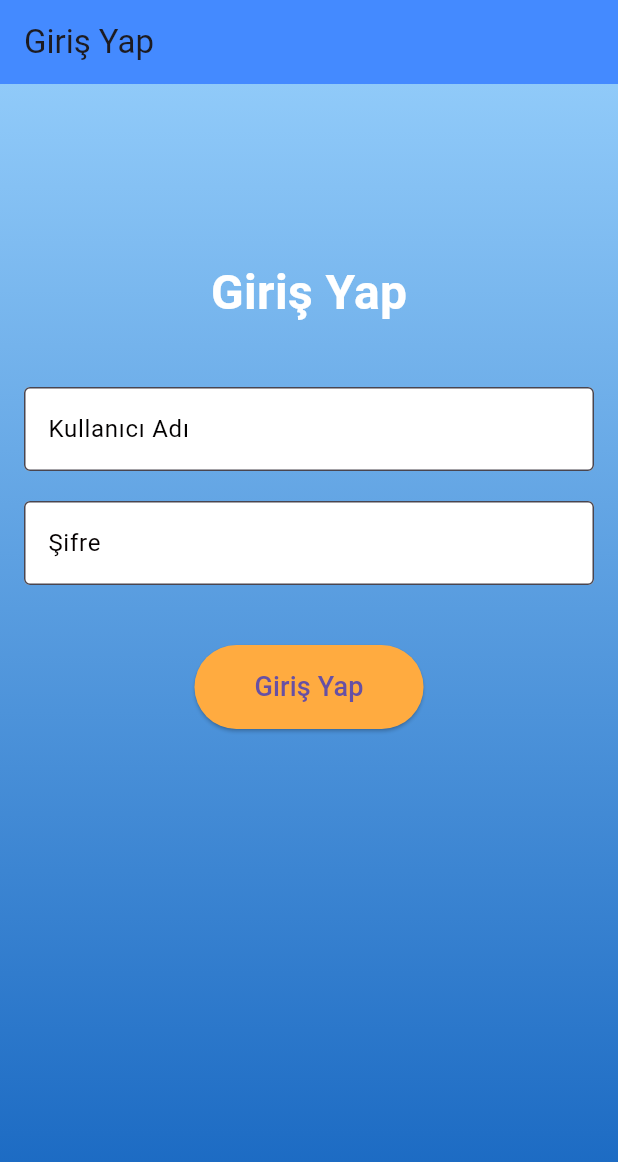
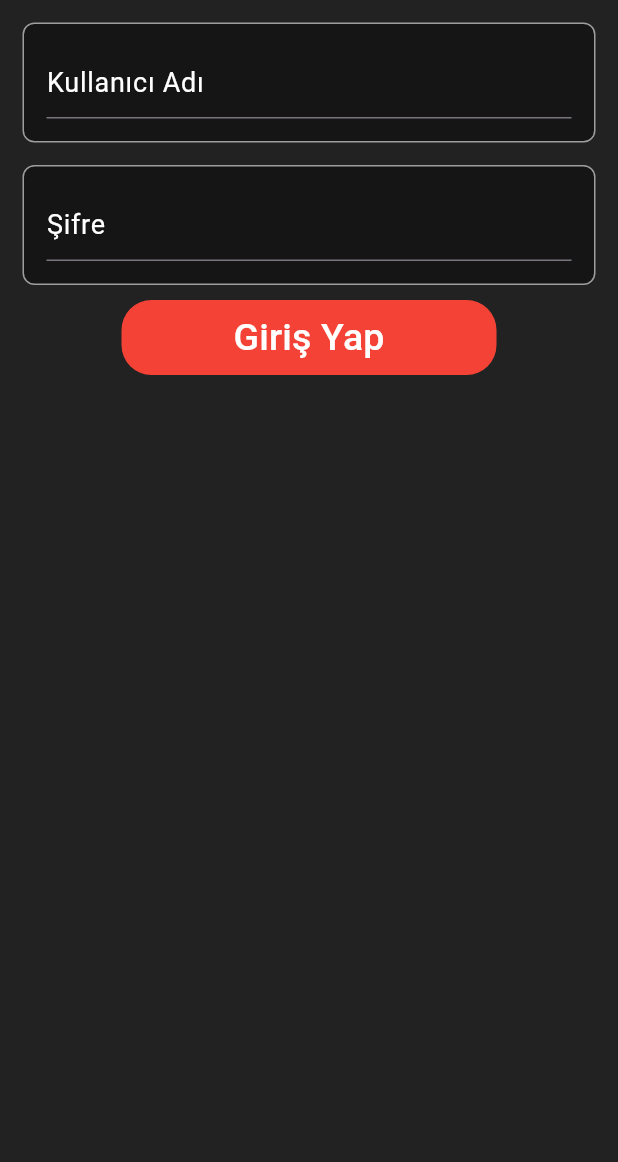
Before and after one commit to umutbaris00/Guncel-Medya, a Flutter app: the LoginScreen screen opened directly, on a phone screen of 412 x 824 dp. Shown: the top 1162 px of the screen. Run offline on Flutter 3.47's test engine with Material 3 defaults, Android fonts, the phone set to English and light mode, and no system bars; our stand-ins replace rive, shared_preferences; accounts and stored records are empty.

Commit message:
Giriş ekranı modernize edildi.

```diff
--- a/lib/screens/login_screen.dart
+++ b/lib/screens/login_screen.dart
@@ -1,144 +1,204 @@
 import 'package:flutter/material.dart';
+import 'package:flutter/services.dart';
+import 'package:rive/rive.dart';
 import 'package:shared_preferences/shared_preferences.dart';
 import 'home_screen.dart';
 
 class LoginScreen extends StatefulWidget {
+  const LoginScreen({super.key});
+
   @override
-  _LoginScreenState createState() => _LoginScreenState();
+  State<LoginScreen> createState() => _LoginScreenState();
 }
 
 class _LoginScreenState extends State<LoginScreen> {
-  final TextEditingController _usernameController = TextEditingController();
-  final TextEditingController _passwordController = TextEditingController();
+  var usernameController = TextEditingController();
+  var passController = TextEditingController();
 
-  String _language = 'tr';
-  late String loginTitle;
-  late String usernameLabel;
-  late String passwordLabel;
-  late String loginButton;
+  var animationLink = 'assets/animations/animated_login_screen.riv';
+  SMITrigger? failTrigger, successTrigger;
+  SMIBool? isHandsUp, isChecking;
+  SMINumber? lookNum;
+  StateMachineController? stateMachineController;
+  Artboard? artboard;
+
+  String _language = 'en';
 
   @override
   void initState() {
     super.initState();
-    _loadLanguageAndSetTexts();
+    _loadLanguagePreference();
+
+    RiveFile.initialize().then((_) async {
+      final value = await rootBundle.load(animationLink);
+      final file = RiveFile.import(value);
+      final art = file.mainArtboard;
+      stateMachineController =
+          StateMachineController.fromArtboard(art, "Login Machine");
+
+      if (stateMachineController != null) {
+        art.addController(stateMachineController!);
+
+        stateMachineController!.inputs.forEach((element) {
+          if (element.name == "isChecking") {
+            isChecking = element as SMIBool;
+          } else if (element.name == "isHandsUp") {
+            isHandsUp = element as SMIBool;
+          } else if (element.name == "trigSuccess") {
+            successTrigger = element as SMITrigger;
+          } else if (element.name == "trigFail") {
+            failTrigger = element as SMITrigger;
+          } else if (element.name == "numLook") {
+            lookNum = element as SMINumber;
+          }
+        });
+      }
+      setState(() => artboard = art);
+    });
   }
 
-  Future<void> _loadLanguageAndSetTexts() async {
+  Future<void> _loadLanguagePreference() async {
     SharedPreferences prefs = await SharedPreferences.getInstance();
+    setState(() {
       _language = prefs.getString('selectedLanguage') ?? 'tr';
-
-
-    if (_language == 'tr') {
-      loginTitle = 'Giriş Yap';
-      usernameLabel = 'Kullanıcı Adı';
-      passwordLabel = 'Şifre';
-      loginButton = 'Giriş Yap';
-    } else if (_language == 'en') {
-      loginTitle = 'Login';
-      usernameLabel = 'Username';
-      passwordLabel = 'Password';
-      loginButton = 'Log In';
-    }
-
-    setState(() {});
+    });
   }
 
   Future<void> _saveLoginAndProceed() async {
     SharedPreferences prefs = await SharedPreferences.getInstance();
-    await prefs.setString('username', _usernameController.text);
-    await prefs.setString('password', _passwordController.text);
-
+    await prefs.setString('username', usernameController.text);
+    await prefs.setString('password', passController.text);
 
     Navigator.pushReplacement(
       context,
       MaterialPageRoute(
-        builder: (context) => HomeScreen(username: _usernameController.text),
+        builder: (context) => HomeScreen(username: usernameController.text),
       ),
     );
   }
 
+  void lookAround() {
+    isChecking?.change(true);
+    isHandsUp?.change(false);
+    lookNum?.change(0);
+  }
+
+  void moveEyes(value) {
+    lookNum?.change(value.length.toDouble());
+  }
+
+  void handsUpOnEyes() {
+    isHandsUp?.change(true);
+    isChecking?.change(false);
+  }
+
+  void loginClick() {
+    isChecking?.change(false);
+    isHandsUp?.change(false);
+
+    successTrigger?.fire();
+    setState(() {});
+
+
+    Future.delayed(const Duration(seconds: 3), () {
+      _saveLoginAndProceed();
+    });
+
+
+
+
+  }
+
   @override
   Widget build(BuildContext context) {
+    final isTurkish = _language == 'tr';
+
     return Scaffold(
-      appBar: AppBar(
-        title: Text(loginTitle),
-        backgroundColor: Colors.blueAccent,
-        elevation: 0,
-      ),
       resizeToAvoidBottomInset: false,
-      body: Container(
-        width: double.infinity,
-        height: double.infinity,
-        decoration: BoxDecoration(
-          gradient: LinearGradient(
-            colors: [Colors.blue[200]!, Colors.blue[800]!],
-            begin: Alignment.topCenter,
-            end: Alignment.bottomCenter,
-          ),
-        ),
-        child: Padding(
-          padding: const EdgeInsets.all(16.0),
-          child: SingleChildScrollView(
+      backgroundColor: Colors.black87,
+      body: SingleChildScrollView(
+        child: Center(
           child: Column(
             mainAxisAlignment: MainAxisAlignment.center,
             children: [
-                SizedBox(height: 100),
-                Text(
-                  loginTitle,
-                  style: TextStyle(
-                    fontSize: 32,
-                    fontWeight: FontWeight.bold,
-                    color: Colors.white,
+              if (artboard != null)
+                SizedBox(
+                  width: 500,
+                  height: 300,
+                  child: Rive(artboard: artboard!),
+                ),
+
+              Padding(
+                padding: const EdgeInsets.all(15.0),
+                child: _buildTextField(
+                  controller: usernameController,
+                  labelText: isTurkish ? 'Kullanıcı Adı' : 'Username',
+                  onTap: lookAround,
+                  onChanged: moveEyes,
                 ),
               ),
-                const SizedBox(height: 40),
-                TextField(
-                  controller: _usernameController,
-                  decoration: InputDecoration(
-                    labelText: usernameLabel,
-                    labelStyle: TextStyle(color: const Color.fromARGB(255, 2, 0, 0)),
-                    fillColor: Colors.white,
-                    filled: true,
-                    border: OutlineInputBorder(),
-                    focusedBorder: OutlineInputBorder(
-                      borderSide: BorderSide(color: Colors.white, width: 2),
+              Padding(
+                padding: const EdgeInsets.only(left: 15.0, right: 15, top: 0),
+                child: _buildTextField(
+                  controller: passController,
+                  labelText: isTurkish ? 'Şifre' : 'Password',
+                  onTap: handsUpOnEyes,
+                  obscureText: true,
                 ),
               ),
+              const SizedBox(height: 10),
+
+              Container(
+                height: 50,
+                width: 250,
+                decoration: BoxDecoration(
+                  color: Colors.red,
+                  borderRadius: BorderRadius.circular(20),
                 ),
-                const SizedBox(height: 20),
-                TextField(
-                  controller: _passwordController,
-                  decoration: InputDecoration(
-                    labelText: passwordLabel,
-                    labelStyle: TextStyle(color: const Color.fromARGB(255, 5, 0, 0)),
-                    fillColor: Colors.white,
-                    filled: true,
-                    border: OutlineInputBorder(),
-                    focusedBorder: OutlineInputBorder(
-                      borderSide: BorderSide(color: Colors.white, width: 2),
+                child: MaterialButton(
+                  onPressed: loginClick,
+                  child: Text(
+                    isTurkish ? 'Giriş Yap' : 'Login',
+                    style: const TextStyle(color: Colors.white, fontSize: 25),
                   ),
-                  ),
-                  obscureText: true,
-                ),
-                const SizedBox(height: 40),
-                ElevatedButton(
-                  onPressed: _saveLoginAndProceed,
-                  style: ElevatedButton.styleFrom(
-                    backgroundColor: Colors.orangeAccent,
-                    padding: EdgeInsets.symmetric(vertical: 15, horizontal: 40),
-                    shape: RoundedRectangleBorder(
-                      borderRadius: BorderRadius.circular(30),
-                    ),
-                  ),
-                  child: Text(
-                    loginButton,
-                    style: TextStyle(fontSize: 18),
                 ),
               ),
             ],
           ),
         ),
       ),
+    );
+  }
+
+  Widget _buildTextField({
+    required TextEditingController controller,
+    required String labelText,
+    bool obscureText = false,
+    Function(String)? onChanged,
+    VoidCallback? onTap,
+  }) {
+    return Container(
+      alignment: Alignment.center,
+      height: 80,
+      width: 400,
+      decoration: BoxDecoration(
+        color: Colors.black38,
+        borderRadius: BorderRadius.circular(8),
+        border: Border.all(color: Colors.grey),
+      ),
+      child: Padding(
+        padding: const EdgeInsets.all(15.0),
+        child: TextFormField(
+          controller: controller,
+          obscureText: obscureText,
+          onTap: onTap,
+          onChanged: onChanged,
+          style: const TextStyle(color: Colors.white, fontSize: 20),
+          decoration: InputDecoration(
+            labelText: labelText,
+            labelStyle: const TextStyle(color: Colors.white, fontSize: 18),
+          ),
+        ),
       ),
     );
   }
--- a/pubspec.yaml
+++ b/pubspec.yaml
@@ -19,6 +19,7 @@ dependencies:
   http: ^1.2.2
   marquee: ^2.3.0
   provider: ^6.1.2
+  rive: ^0.13.20
   shared_preferences: ^2.3.3
   translator: ^1.0.3+1
 
@@ -31,6 +32,5 @@ flutter:
   uses-material-design: true
   assets:
     - assets/images/
-    - assets/icons/
     - assets/languages/
-    - assets/motions/
+    - assets/animations/
```
Also changed, not shown: lib/screens/home_screen.dart (+4 -4 lines), lib/screens/language_selection.dart (+74 -30 lines), assets/fonts/temp.txt (deleted), assets/icons/temp.txt (deleted), assets/images/temp.txt (deleted), assets/images/turkiye.png (added), assets/images/usa.png (added), assets/motions/motions.txt (deleted), pubspec.lock, 6 other files. Lines whose indentation alone changed are shown as unchanged.
